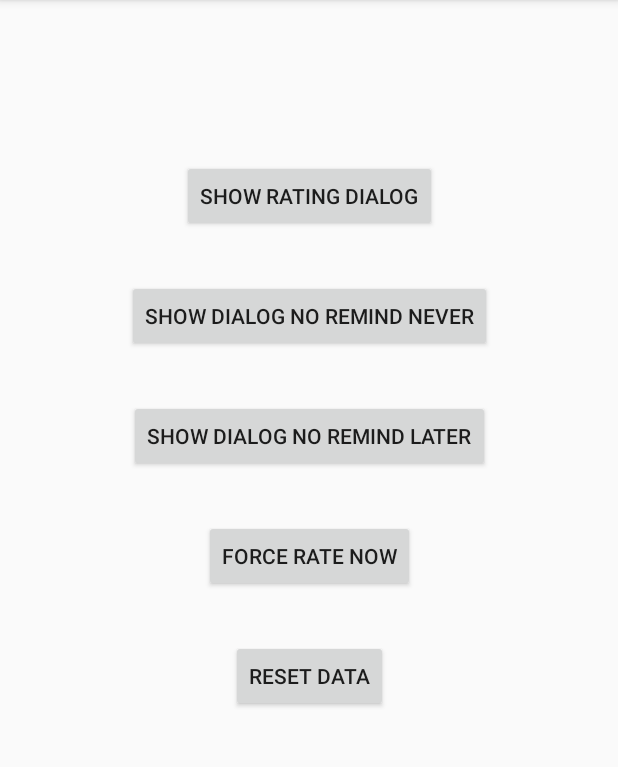
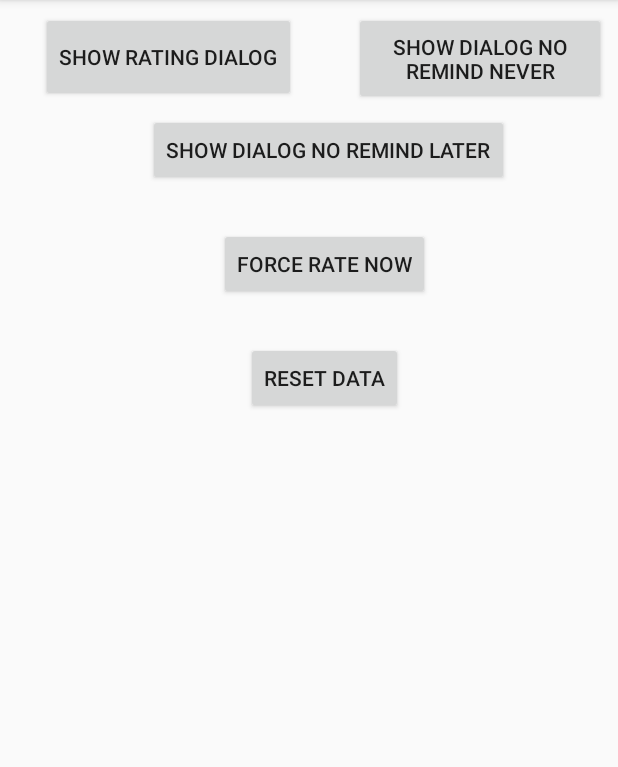
Before and after one commit to chrjsorg/RatingDialok, an Android app: the screen it shows after launch (MainActivity), on a phone screen of 412 x 824 dp, the part 84-851 px from its top. Run offline under Robolectric (Android 15) with nearby library versions, the phone set to English and light mode, and no system bars.

Commit message:
Adjust test activity layout so tests wont fail on smaller emulators

```diff
--- a/app/src/main/res/layout/activity_main.xml
+++ b/app/src/main/res/layout/activity_main.xml
@@ -9,7 +9,7 @@
     <Button
         android:id="@+id/buttonDefaultDialog"
         android:layout_width="wrap_content"
-        android:layout_height="wrap_content"
+        android:layout_height="60dp"
         android:layout_marginBottom="8dp"
         android:layout_marginEnd="8dp"
         android:layout_marginStart="8dp"
@@ -17,10 +17,10 @@
         android:text="Show Rating Dialog"
         app:layout_constraintBottom_toBottomOf="parent"
         app:layout_constraintEnd_toEndOf="parent"
-        app:layout_constraintHorizontal_bias="0.502"
+        app:layout_constraintHorizontal_bias="0.086"
         app:layout_constraintStart_toStartOf="parent"
         app:layout_constraintTop_toTopOf="parent"
-        app:layout_constraintVertical_bias="0.14" />
+        app:layout_constraintVertical_bias="0.0" />
 
     <Button
         android:id="@+id/buttonRateNow"
@@ -28,25 +28,25 @@
         android:layout_height="wrap_content"
         android:layout_marginEnd="8dp"
         android:layout_marginStart="8dp"
-        android:layout_marginTop="32dp"
+        android:layout_marginTop="28dp"
         android:text="Force Rate Now"
         app:layout_constraintEnd_toEndOf="parent"
-        app:layout_constraintHorizontal_bias="0.502"
+        app:layout_constraintHorizontal_bias="0.541"
         app:layout_constraintStart_toStartOf="parent"
         app:layout_constraintTop_toBottomOf="@+id/buttonNoRemindLater" />
 
     <Button
         android:id="@+id/buttonNoRemindNever"
-        android:layout_width="wrap_content"
-        android:layout_height="wrap_content"
+        android:layout_width="168dp"
+        android:layout_height="62dp"
         android:layout_marginEnd="8dp"
         android:layout_marginStart="8dp"
-        android:layout_marginTop="32dp"
+        android:layout_marginTop="8dp"
         android:text="Show Dialog No Remind Never"
         app:layout_constraintEnd_toEndOf="parent"
-        app:layout_constraintHorizontal_bias="0.502"
+        app:layout_constraintHorizontal_bias="1.0"
         app:layout_constraintStart_toStartOf="parent"
-        app:layout_constraintTop_toBottomOf="@+id/buttonDefaultDialog" />
+        app:layout_constraintTop_toTopOf="parent" />
 
     <Button
         android:id="@+id/buttonNoRemindLater"
@@ -54,11 +54,12 @@
         android:layout_height="wrap_content"
         android:layout_marginEnd="8dp"
         android:layout_marginStart="8dp"
-        android:layout_marginTop="32dp"
+        android:layout_marginTop="76dp"
         android:text="Show Dialog No Remind Later"
         app:layout_constraintEnd_toEndOf="parent"
+        app:layout_constraintHorizontal_bias="0.582"
         app:layout_constraintStart_toStartOf="parent"
-        app:layout_constraintTop_toBottomOf="@+id/buttonNoRemindNever" />
+        app:layout_constraintTop_toTopOf="parent" />
 
     <Button
         android:id="@+id/buttonReset"
@@ -66,9 +67,10 @@
         android:layout_height="wrap_content"
         android:layout_marginEnd="8dp"
         android:layout_marginStart="8dp"
-        android:layout_marginTop="32dp"
+        android:layout_marginTop="28dp"
         android:text="Reset Data"
         app:layout_constraintEnd_toEndOf="parent"
+        app:layout_constraintHorizontal_bias="0.536"
         app:layout_constraintStart_toStartOf="parent"
         app:layout_constraintTop_toBottomOf="@+id/buttonRateNow" />
 </android.support.constraint.ConstraintLayout>
```
